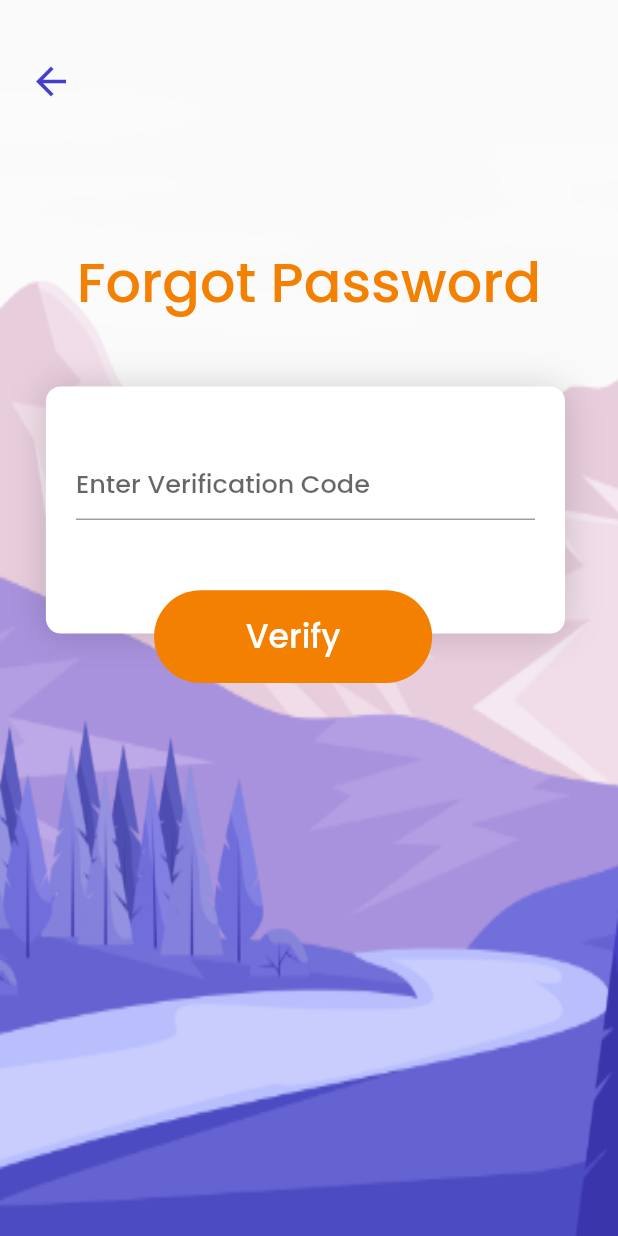
After one commit to nexus-hash/Tour-Booking-App, a Flutter app: the Verification screen opened directly, on a phone screen of 412 x 824 dp. The commit adds this screen. Run offline on Flutter 3.47's test engine with Material 2 defaults, Android fonts, the phone set to English and light mode, and no system bars; statements that could not run were skipped.

Commit message:
Added Forgot Password ui

```diff
--- /dev/null
+++ b/lib/Login/VerificationCode.dart
@@ -0,0 +1,125 @@
+import 'package:flutter/material.dart';
+
+class Verification extends StatefulWidget {
+  @override
+  _VerificationState createState() => _VerificationState();
+}
+
+class _VerificationState extends State<Verification> {
+  @override
+  Widget build(BuildContext context) {
+    return Scaffold(
+        resizeToAvoidBottomInset: false,
+        body: Container(
+          decoration: BoxDecoration(
+              image: DecorationImage(
+                image: new AssetImage('assets/images/BackgroundLogin.png'),
+                fit: BoxFit.fill,
+              )
+          ),
+          child: Padding(
+            padding: const EdgeInsets.only(left: 10.0,right: 10.0,top: 30.0,bottom: 0.0),
+            child: Column(
+              children: <Widget>[
+                Align(
+                  alignment: Alignment.centerLeft,
+                  child: IconButton(icon: Icon(Icons.arrow_back,size: 30.0,color: Color(0xFF463EC9),), onPressed: (){Navigator.pop(context);}),
+                ),
+                SizedBox(height: MediaQuery.of(context).size.height*.1,),
+                Align(
+                  alignment: Alignment.center,
+                  child: Text("Forgot Password",
+                    style: TextStyle(
+                      color: Color(0xFFF38000),
+                      fontSize: MediaQuery.of(context).size.width*.09,
+                      fontFamily: 'PoppinsMed',
+                    ),
+                  ),
+                ),
+                SizedBox(height: MediaQuery.of(context).size.height*.04,),
+                Container(
+                  width: MediaQuery.of(context).size.width,
+                  height: MediaQuery.of(context).size.height*.65,
+                  child: Stack(
+                    children: <Widget>[
+                      Positioned(
+                        top: MediaQuery.of(context).size.height*.01,
+                        left: MediaQuery.of(context).size.width*.05,
+                        child: Container(
+                          width: MediaQuery.of(context).size.width*.84,
+                          height: MediaQuery.of(context).size.height*.2,
+                          decoration: BoxDecoration(
+                              color: Colors.white,
+                              borderRadius: BorderRadius.all(Radius.circular(10.0)),
+                              boxShadow: <BoxShadow>[
+                                BoxShadow(
+                                    color: Color(0xFF000000).withAlpha(40),
+                                    blurRadius: 20.0
+                                )
+                              ]
+                          ),
+                          child: Padding(
+                            padding: const EdgeInsets.only(left: 20.0,right: 20.0,top: 40.0),
+                            child: Column(
+                              mainAxisAlignment: MainAxisAlignment.start,
+                              children: <Widget>[
+                                Container(
+                                  child: TextField(
+                                    decoration: InputDecoration(
+
+                                        hintText: 'Enter Verification Code',
+                                        hintStyle: TextStyle(
+                                            fontFamily: 'PoppinsMed',
+                                            fontSize: 17.0
+                                        )
+                                    ),
+                                  ),
+                                ),
+                                SizedBox(height: MediaQuery.of(context).size.height*.01,),
+
+
+                              ],
+                            ),
+                          ),
+                        ),
+
+
+                      ),
+                      Positioned(
+                        top: MediaQuery.of(context).size.height*.175,
+                        left: MediaQuery.of(context).size.width*.225,
+                        child: Container(
+                          width: MediaQuery.of(context).size.width*.45,
+                          height: MediaQuery.of(context).size.height*.075,
+                          decoration: BoxDecoration(
+                              borderRadius: BorderRadius.all(Radius.circular(50.0)),
+                              color: Color(0xFFF38000)
+                          ),
+                          child: FlatButton(
+                            onPressed: (){
+
+                            },
+                            child: Align(
+                              alignment: Alignment.center,
+                              child: Text('Verify',style:
+                              TextStyle(
+                                  color: Color(0xFFFFFFFF),
+                                  fontFamily: 'PoppinsMed',
+                                  fontSize: 22.0
+                              )
+                                ,),
+                            ),
+                          ),
+                        ),
+                      )
+                    ],
+                  ),
+                )
+
+              ],
+            ),
+          ),
+        )
+    );
+  }
+}
```
Also changed, not shown: lib/Login/ForgotPassword.dart (added, +128 -0 lines), lib/Login/LoginPage.dart (renamed from lib/LoginPage.dart, +16 -1 lines), lib/ForgotPassword.dart (deleted), lib/Login/CreateAccount.dart (renamed from lib/CreateAccount.dart), lib/Login/LoginProcess.dart (renamed from lib/LoginProcess.dart), lib/VerificationCode.dart (deleted).
